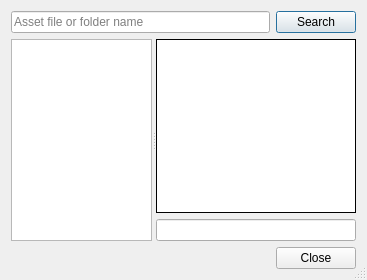
wizzomafizzo/starcheat, file starcheat/templates/ImageBrowser.ui: the form before one commit.
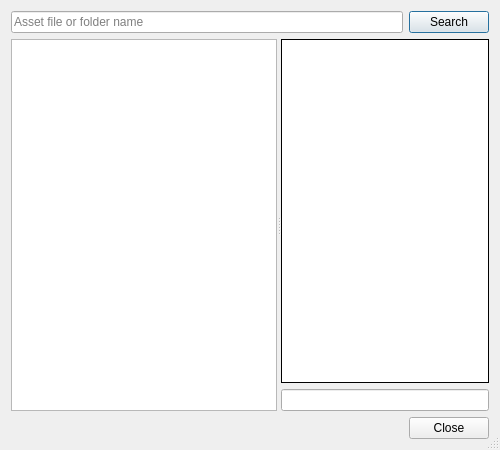
The form after the commit.

The edit to the form file:
```diff
--- a/starcheat/templates/ImageBrowser.ui
+++ b/starcheat/templates/ImageBrowser.ui
@@ -6,8 +6,8 @@
    <rect>
     <x>0</x>
     <y>0</y>
-    <width>367</width>
-    <height>280</height>
+    <width>500</width>
+    <height>450</height>
    </rect>
   </property>
   <property name="windowTitle">
@@ -16,10 +16,8 @@
   <property name="sizeGripEnabled">
    <bool>true</bool>
   </property>
-  <layout class="QVBoxLayout" name="verticalLayout_2">
-   <item>
-    <layout class="QHBoxLayout" name="horizontalLayout_2">
-     <item>
+  <layout class="QGridLayout" name="gridLayout">
+   <item row="0" column="0">
       <widget class="QLineEdit" name="search">
        <property name="placeholderText">
         <string>Asset file or folder name</string>
@@ -29,16 +27,24 @@
        </property>
       </widget>
      </item>
-     <item>
+   <item row="0" column="1">
       <widget class="QPushButton" name="search_button">
        <property name="text">
         <string>Search</string>
        </property>
       </widget>
      </item>
-    </layout>
+   <item row="2" column="0" colspan="2">
+    <widget class="QDialogButtonBox" name="buttonBox">
+     <property name="orientation">
+      <enum>Qt::Horizontal</enum>
+     </property>
+     <property name="standardButtons">
+      <set>QDialogButtonBox::Close</set>
+     </property>
+    </widget>
    </item>
-   <item>
+   <item row="1" column="0" colspan="2">
     <widget class="QSplitter" name="splitter">
      <property name="orientation">
       <enum>Qt::Horizontal</enum>
@@ -60,7 +66,7 @@
        <bool>true</bool>
       </property>
      </widget>
-     <widget class="QWidget" name="">
+     <widget class="QWidget" name="layoutWidget">
       <layout class="QVBoxLayout" name="verticalLayout">
        <item>
         <widget class="QLabel" name="image">
@@ -101,16 +107,6 @@
      </widget>
     </widget>
    </item>
-   <item>
-    <widget class="QDialogButtonBox" name="buttonBox">
-     <property name="orientation">
-      <enum>Qt::Horizontal</enum>
-     </property>
-     <property name="standardButtons">
-      <set>QDialogButtonBox::Close</set>
-     </property>
-    </widget>
-   </item>
   </layout>
  </widget>
  <resources/>
```
Lines whose indentation alone changed are shown as unchanged.
